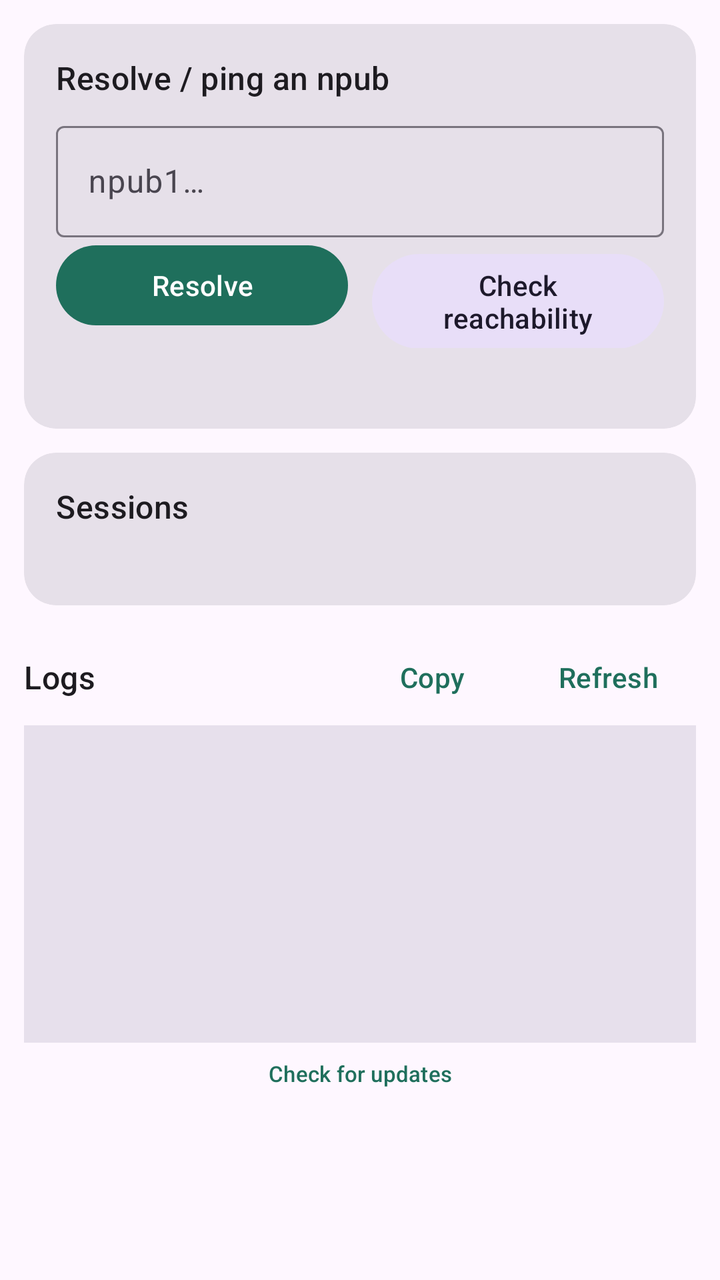
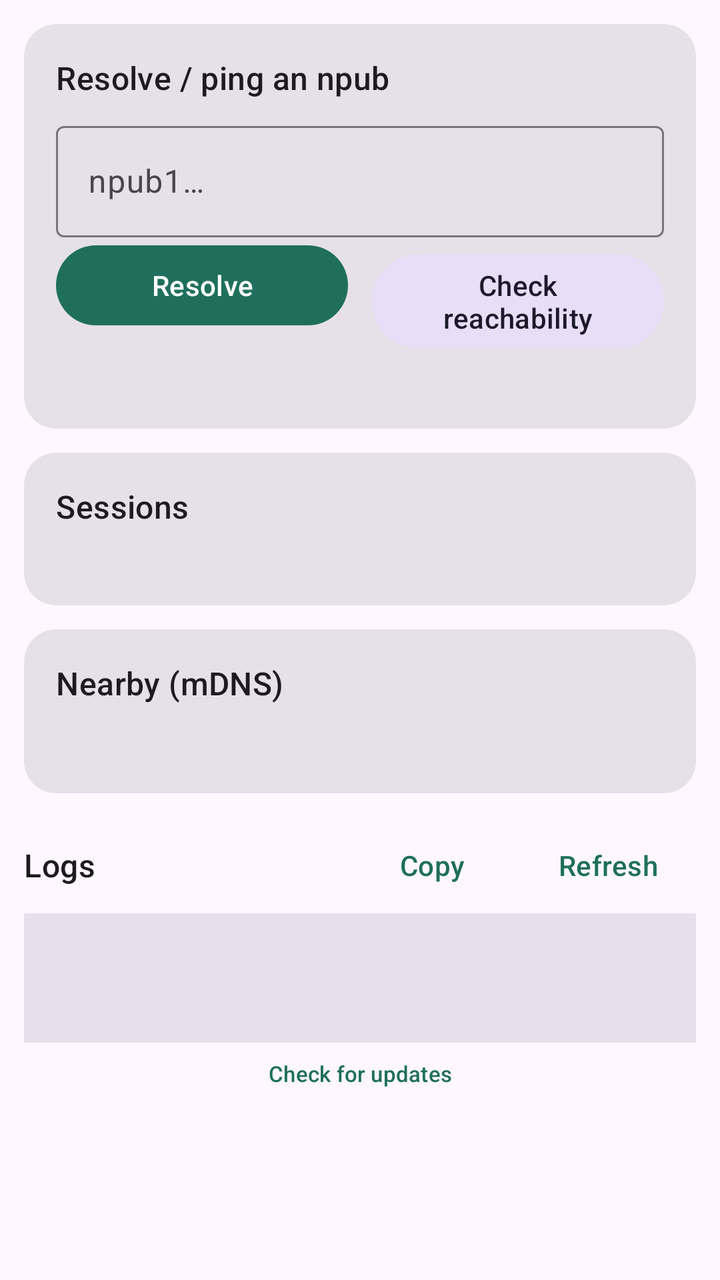

An Android layout rendered at two revisions. The XML below is the earlier revision; the diff shows what the commit changed to produce the second picture.
<!-- AndroidManifest.xml: application theme Theme.Fips -->
<!-- res/layout/fragment_troubleshoot.xml -->
<?xml version="1.0" encoding="utf-8"?>
<LinearLayout xmlns:android="http://schemas.android.com/apk/res/android"
    xmlns:app="http://schemas.android.com/apk/res-auto"
    android:layout_width="match_parent"
    android:layout_height="match_parent"
    android:orientation="vertical"
    android:clipToPadding="false"
    android:paddingHorizontal="12dp"
    android:paddingTop="12dp"
    android:paddingBottom="88dp">

    
    <com.google.android.material.card.MaterialCardView
        style="@style/Widget.Material3.CardView.Filled"
        android:layout_width="match_parent"
        android:layout_height="wrap_content"
        android:layout_marginBottom="12dp"
        app:cardCornerRadius="16dp">

        <LinearLayout
            android:layout_width="match_parent"
            android:layout_height="wrap_content"
            android:orientation="vertical"
            android:padding="16dp">

            <TextView
                android:layout_width="wrap_content"
                android:layout_height="wrap_content"
                android:text="Resolve / ping an npub"
                android:textAppearance="?attr/textAppearanceTitleMedium" />

            <com.google.android.material.textfield.TextInputLayout
                style="@style/Widget.Material3.TextInputLayout.OutlinedBox"
                android:layout_width="match_parent"
                android:layout_height="wrap_content"
                android:layout_marginTop="8dp"
                android:hint="npub1…">
                <com.google.android.material.textfield.TextInputEditText
                    android:id="@+id/probe_npub"
                    android:layout_width="match_parent"
                    android:layout_height="wrap_content"
                    android:inputType="text" />
            </com.google.android.material.textfield.TextInputLayout>

            <LinearLayout
                android:layout_width="match_parent"
                android:layout_height="wrap_content"
                android:orientation="horizontal">

                <com.google.android.material.button.MaterialButton
                    android:id="@+id/resolve"
                    android:layout_width="0dp"
                    android:layout_height="wrap_content"
                    android:layout_weight="1"
                    android:layout_marginEnd="6dp"
                    android:text="Resolve" />

                <com.google.android.material.button.MaterialButton
                    android:id="@+id/reachability"
                    style="@style/Widget.Material3.Button.TonalButton"
                    android:layout_width="0dp"
                    android:layout_height="wrap_content"
                    android:layout_weight="1"
                    android:layout_marginStart="6dp"
                    android:text="Check reachability" />
            </LinearLayout>

            <TextView
                android:id="@+id/probe_result"
                android:layout_width="match_parent"
                android:layout_height="wrap_content"
                android:layout_marginTop="8dp"
                android:fontFamily="monospace"
                android:textIsSelectable="true"
                android:textSize="12sp" />
        </LinearLayout>
    </com.google.android.material.card.MaterialCardView>

    
    <com.google.android.material.card.MaterialCardView
        style="@style/Widget.Material3.CardView.Filled"
        android:layout_width="match_parent"
        android:layout_height="wrap_content"
        android:layout_marginBottom="12dp"
        app:cardCornerRadius="16dp">

        <LinearLayout
            android:layout_width="match_parent"
            android:layout_height="wrap_content"
            android:orientation="vertical"
            android:padding="16dp">

            <TextView
                android:layout_width="wrap_content"
                android:layout_height="wrap_content"
                android:text="Sessions"
                android:textAppearance="?attr/textAppearanceTitleMedium" />

            <TextView
                android:id="@+id/sessions_view"
                android:layout_width="match_parent"
                android:layout_height="wrap_content"
                android:layout_marginTop="8dp"
                android:fontFamily="monospace"
                android:textIsSelectable="true"
                android:textSize="11sp" />
        </LinearLayout>
    </com.google.android.material.card.MaterialCardView>

    
    <LinearLayout
        android:layout_width="match_parent"
        android:layout_height="wrap_content"
        android:gravity="center_vertical"
        android:orientation="horizontal">

        <TextView
            android:layout_width="0dp"
            android:layout_height="wrap_content"
            android:layout_weight="1"
            android:text="Logs"
            android:textAppearance="?attr/textAppearanceTitleMedium" />

        <com.google.android.material.button.MaterialButton
            android:id="@+id/copy_logs"
            style="@style/Widget.Material3.Button.TextButton"
            android:layout_width="wrap_content"
            android:layout_height="wrap_content"
            android:text="Copy" />

        <com.google.android.material.button.MaterialButton
            android:id="@+id/refresh_logs"
            style="@style/Widget.Material3.Button.TextButton"
            android:layout_width="wrap_content"
            android:layout_height="wrap_content"
            android:text="Refresh" />
    </LinearLayout>

    <ScrollView
        android:id="@+id/log_scroll"
        android:layout_width="match_parent"
        android:layout_height="0dp"
        android:layout_weight="1"
        android:background="?attr/colorSurfaceVariant"
        android:padding="8dp">

        <TextView
            android:id="@+id/log_view"
            android:layout_width="match_parent"
            android:layout_height="wrap_content"
            android:fontFamily="monospace"
            android:textIsSelectable="true"
            android:textSize="10sp" />
    </ScrollView>

    <LinearLayout
        android:layout_width="wrap_content"
        android:layout_height="wrap_content"
        android:layout_gravity="center_horizontal"
        android:gravity="center_vertical"
        android:orientation="horizontal">

        <TextView
            android:id="@+id/app_version"
            android:layout_width="wrap_content"
            android:layout_height="wrap_content"
            android:textColor="?android:attr/textColorSecondary"
            android:textSize="11sp" />

        <com.google.android.material.button.MaterialButton
            android:id="@+id/check_update"
            style="@style/Widget.Material3.Button.TextButton"
            android:layout_width="wrap_content"
            android:layout_height="wrap_content"
            android:minHeight="0dp"
            android:paddingVertical="4dp"
            android:text="Check for updates"
            android:textSize="11sp" />
    </LinearLayout>
</LinearLayout>
<!-- resources referenced by this layout -->
<resources>
  <style name="Theme.Fips" parent="Theme.Material3.DayNight.NoActionBar">
          <item name="colorPrimary">@color/fips_primary</item>
          <item name="colorOnPrimary">@color/fips_on_primary</item>
          <item name="colorPrimaryContainer">@color/fips_primary_container</item>
          <item name="colorOnPrimaryContainer">@color/fips_on_primary_container</item>
          <item name="colorSecondary">@color/fips_secondary</item>
          <item name="android:statusBarColor">?attr/colorSurface</item>
      </style>
  <color name="fips_primary">#1F6F5C</color>
  <color name="fips_on_primary">#FFFFFF</color>
  <color name="fips_primary_container">#A6F2DC</color>
  <color name="fips_on_primary_container">#002019</color>
  <color name="fips_secondary">#4A635B</color>
</resources>

<!-- the commit's change to res/layout/fragment_troubleshoot.xml (unified diff, before → after) -->
@@ -108,6 +108,52 @@
     </com.google.android.material.card.MaterialCardView>
 
     
+    <com.google.android.material.card.MaterialCardView
+        style="@style/Widget.Material3.CardView.Filled"
+        android:layout_width="match_parent"
+        android:layout_height="wrap_content"
+        android:layout_marginBottom="12dp"
+        app:cardCornerRadius="16dp">
+
+        <LinearLayout
+            android:layout_width="match_parent"
+            android:layout_height="wrap_content"
+            android:orientation="vertical"
+            android:padding="16dp">
+
+            <TextView
+                android:layout_width="wrap_content"
+                android:layout_height="wrap_content"
+                android:text="Nearby (mDNS)"
+                android:textAppearance="?attr/textAppearanceTitleMedium" />
+
+            <TextView
+                android:id="@+id/hotspot_status"
+                android:layout_width="match_parent"
+                android:layout_height="wrap_content"
+                android:layout_marginTop="4dp"
+                android:textColor="?android:attr/textColorSecondary"
+                android:textSize="12sp"
+                android:visibility="gone" />
+
+            <TextView
+                android:id="@+id/lan_empty"
+                android:layout_width="match_parent"
+                android:layout_height="wrap_content"
+                android:layout_marginTop="8dp"
+                android:textColor="?android:attr/textColorSecondary"
+                android:textSize="12sp" />
+
+            <LinearLayout
+                android:id="@+id/lan_list"
+                android:layout_width="match_parent"
+                android:layout_height="wrap_content"
+                android:layout_marginTop="4dp"
+                android:orientation="vertical" />
+        </LinearLayout>
+    </com.google.android.material.card.MaterialCardView>
+
+    
     <LinearLayout
         android:layout_width="match_parent"
         android:layout_height="wrap_content"
